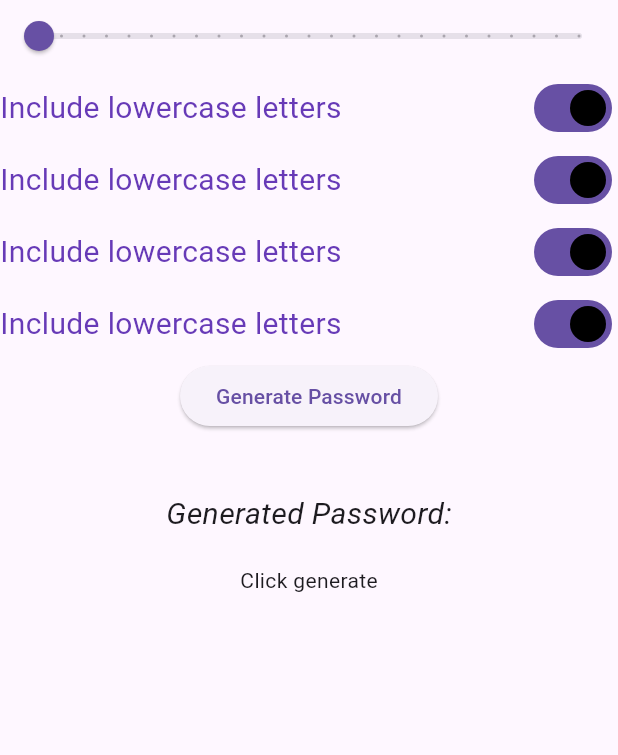
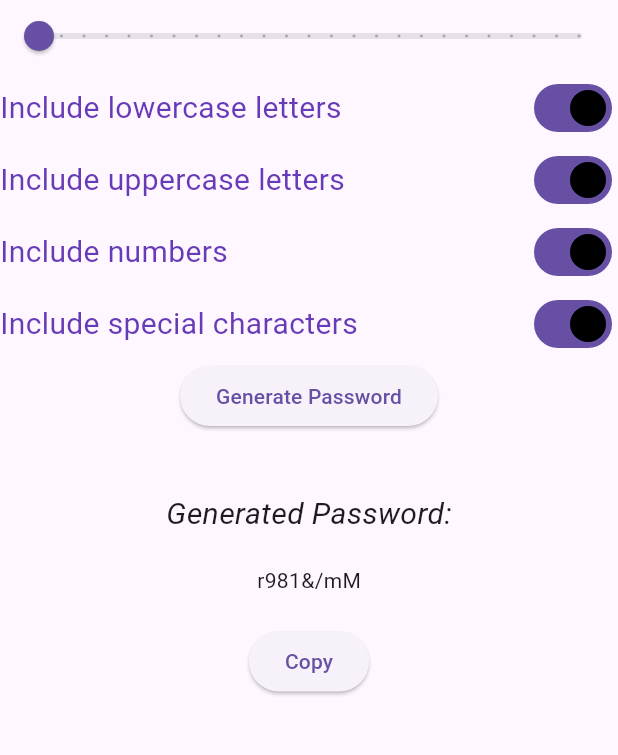
Before and after one commit to Ritesh-Raj-Singh/Password_Generator, a Flutter app: the screen it shows after launch, after a tap on "Generate Password", on a phone screen of 412 x 824 dp, the part 84-839 px from its top. Run offline on Flutter 3.47's test engine with Material 3 defaults, Android fonts, the phone set to English and light mode, and no system bars.

Commit message:
final step

```diff
--- a/lib/main.dart
+++ b/lib/main.dart
@@ -1,6 +1,7 @@
 import 'dart:math';
 
 import 'package:flutter/material.dart';
+import 'package:flutter/services.dart';
 
 void main() {
   runApp(const MainApp());
@@ -24,13 +25,14 @@ class _MainAppState extends State<MainApp> {
   Widget build(BuildContext context) {
     return MaterialApp(
       debugShowCheckedModeBanner: false,
-      home: Scaffold(
+      home: Builder(
+        builder: (context) {
+          return Scaffold(
             appBar: AppBar(
               title: Text('Password Generator', style: TextStyle(color: Colors.black, fontSize: 25)),
               backgroundColor: Colors.lightBlueAccent,
             ),
-        body: Expanded(
-          child: Column(
+            body: Column(
               children: <Widget>[
                 Slider(
                   value: noofchar,
@@ -67,7 +69,7 @@ class _MainAppState extends State<MainApp> {
                 Row(
                   mainAxisAlignment: MainAxisAlignment.spaceBetween,
                   children: [
-                  Text('Include lowercase letters', style: TextStyle(fontSize: 20, color: Colors.deepPurple)),
+                    Text('Include uppercase letters', style: TextStyle(fontSize: 20, color: Colors.deepPurple)),
                     Switch(
                       // This bool value toggles the switch.
                       value: lightUpper,
@@ -86,7 +88,7 @@ class _MainAppState extends State<MainApp> {
                 Row(
                   mainAxisAlignment: MainAxisAlignment.spaceBetween,
                   children: [
-                  Text('Include lowercase letters', style: TextStyle(fontSize: 20, color: Colors.deepPurple)),
+                    Text('Include numbers', style: TextStyle(fontSize: 20, color: Colors.deepPurple)),
                     Switch(
                       // This bool value toggles the switch.
                       value: lightNumber,
@@ -105,7 +107,7 @@ class _MainAppState extends State<MainApp> {
                 Row(
                   mainAxisAlignment: MainAxisAlignment.spaceBetween,
                   children: [
-                  Text('Include lowercase letters', style: TextStyle(fontSize: 20, color: Colors.deepPurple)),
+                    Text('Include special characters', style: TextStyle(fontSize: 20, color: Colors.deepPurple)),
                     Switch(
                       // This bool value toggles the switch.
                       value: lightChar,
@@ -122,49 +124,127 @@ class _MainAppState extends State<MainApp> {
                   ],
                 ),
                 ElevatedButton(
-                // onPressed: () {
-                //   setState(() {
-                //   if(!(lightLower || lightUpper || lightNumber || lightChar)){
-                //     setState(() {
-                //       showDialog(
-                //         context: context,
-                //         builder: (BuildContext content){
-                //           return AlertDialog(
-                //             title: Text('No Password Generated'),
-                //             content: Text('Please select at least one type of elements to generate a valid password'),
-                //             actions: [
-                //               TextButton(
-                //                 onPressed: () {
-                //                   setState(() {
-                //                   Navigator.pop(context);
-                //                   });
-                //                 },
-                //                 child: Text('OK')
-                //               )
-                //             ],
-                //           );
-                //         }
-                //       );
-                //     });
-                //   }
-                //   else {
-                //     setState(() {
-                //       password = generate(lightLower, lightUpper, lightNumber, lightChar, noofchar);
-                //     });
-                //   }
-                //   });
-                // },
+                  onPressed: () {
+                    setState(() {
+                    if(!(lightLower || lightUpper || lightNumber || lightChar)){
+                      // dialog(context, password);
+                      // setState(() {
+                        // debugPrint('here');
+                        showDialog(
+                          context: context,
+                          builder: (BuildContext content){
+                            return AlertDialog(
+                              title: Text('No Password Generated'),
+                              content: Text('Please select at least one type of elements to generate a valid password.'),
+                              actions: [
+                                TextButton(
+                                  onPressed: () {
+                                    setState(() {
+                                    Navigator.pop(context);
+                                    });
+                                  },
+                                  child: Text('OK')
+                                )
+                              ],
+                            );
+                          }
+                        );
+                      // });
+                    }
+                    else {
+                      // setState(() {
+                        // debugPrint('there');
+                        password = generate(lightLower, lightUpper, lightNumber, lightChar, noofchar);
+                      // });
+                    }
+                    });
+                  },
 
-                onPressed: () =>
+                  // onPressed: () => dialog(context, password),
                     // do something
-                  setState(() {
-                    showDialog<String>(
-                      context: context,
-                      builder: (BuildContext context) {
-                        return AlertDialog(
+                  child: Text('Generate Password')
+                ),
+                Padding(
+                  padding: const EdgeInsets.only(top: 40),
+                  child: Text('Generated Password:', style: TextStyle(fontSize: 20, fontStyle: FontStyle.italic)),
+                ),
+                Padding(
+                  padding: const EdgeInsets.symmetric(vertical: 20),
+                  child: Text(password),
+                ),
+                ElevatedButton(
+                  onPressed: () {
+                    Clipboard.setData(ClipboardData(text: password))
+                        .then((_) {
+                      ScaffoldMessenger.of(context).showSnackBar(
+                          SnackBar(content: Text('Copied to your clipboard !')));
+                    });
+                  },
+                  child: const Text('Copy'),
+                ),
+              ],
+            )
+          );
+        }
+      ),
+    );
+  }
+
+}
+
+generate(bool lightLower, bool lightUpper, bool lightNumber, bool lightChar, double noofchar){
+
+List all = [
+  List.filled(26, '', growable: false),
+  List.filled(26, '', growable: false),
+  List.filled(10, '', growable: false),
+  List.filled(15, '', growable: false),
+];
+for(int i = 97; i < 123; i++) {
+  all[0][i-97] = String.fromCharCode(i);
+}
+for(int i = 65; i < 90; i++) {
+  all[1][i-65] = String.fromCharCode(i);
+}
+for(int i = 48; i < 58; i++) {
+  all[2][i-48] = String.fromCharCode(i);
+}
+for(int i = 33; i < 48; i++) {
+  all[3][i-33] = String.fromCharCode(i);
+}
+// generates a new Random object
+final rrandom = Random();
+
+var test = [];
+if(lightLower) test.add(0);
+if(lightUpper) test.add(1);
+if(lightNumber) test.add(2);
+if(lightChar) test.add(3);
+
+String password = '';
+
+// generate a random index based on the list length
+// and use it to retrieve the element
+for(int i = 0; i < noofchar; i++){
+  var indx = test[rrandom.nextInt(test.length)];
+  password += all[indx][rrandom.nextInt(all[indx].length)];
+}
+// debugPrint(password);
+
+return password;
+}
+
+
+// below one is not used (change of code plan)
+void dialog(BuildContext context, String password){
+  var alert = AlertDialog(
     title: Text('Password Generated:'),
     content: Text(password),
     actions: [
+      TextButton(
+        onPressed: () {},
+        child: Text('CANCEL')
+      ),
       TextButton(
         onPressed: () {},
         child: Text('COPY')
@@ -175,61 +255,11 @@ class _MainAppState extends State<MainApp> {
       )
     ],
   );
+
+  showDialog(
+    context: context,
+    builder: (BuildContext context){
+      return alert;
     }
   );
-                  }),
-                child: Text('Generate Password')
-              ),
-              Padding(
-                padding: const EdgeInsets.only(top: 40),
-                child: Text('Generated Password:', style: TextStyle(fontSize: 20, fontStyle: FontStyle.italic)),
-              ),
-              Padding(
-                padding: const EdgeInsets.only(top: 20),
-                child: Text(password),
-              ),
-            ],
-          ),
-        )
-      ),
-    );
 }
-}
-
-generate(bool lightLower, bool lightUpper, bool lightNumber, bool lightChar, double noofchar){
-//   Array lower, upper, number, char;
-// var lower = [], upper = [], number = [], char = [];
-var all = [];
-for(int i = 97; i < 123; i++) {
-  all[0][i-97] = String.fromCharCode(i);
-}
-for(int i = 65; i < 90; i++) {
-  all[1][i-65] = String.fromCharCode(i);
-}
-for(int i = 48; i < 58; i++) {
-  all[2][i-48] = String.fromCharCode(i);
-}
-for(int i = 21; i < 48; i++) {
-  all[3][i-21] = String.fromCharCode(i);
-}
-// generates a new Random object
-final rrandom = Random();
-
-// generate a random index based on the list length
-// and use it to retrieve the element
-var test = [];
-if(lightLower) test.add(0);
-if(lightUpper) test.add(1);
-if(lightNumber) test.add(2);
-if(lightChar) test.add(3);
-
-var indx = test[rrandom.nextInt(test.length)];
-String password = '';
-for(int i = 0; i < noofchar; i++){
-  password += all[indx][rrandom.nextInt(all[indx].length)];
-}
-
-return password;
-
-// var element = list[rrandom.nextInt(list.length)];
-}
```
Lines whose indentation alone changed are shown as unchanged.
